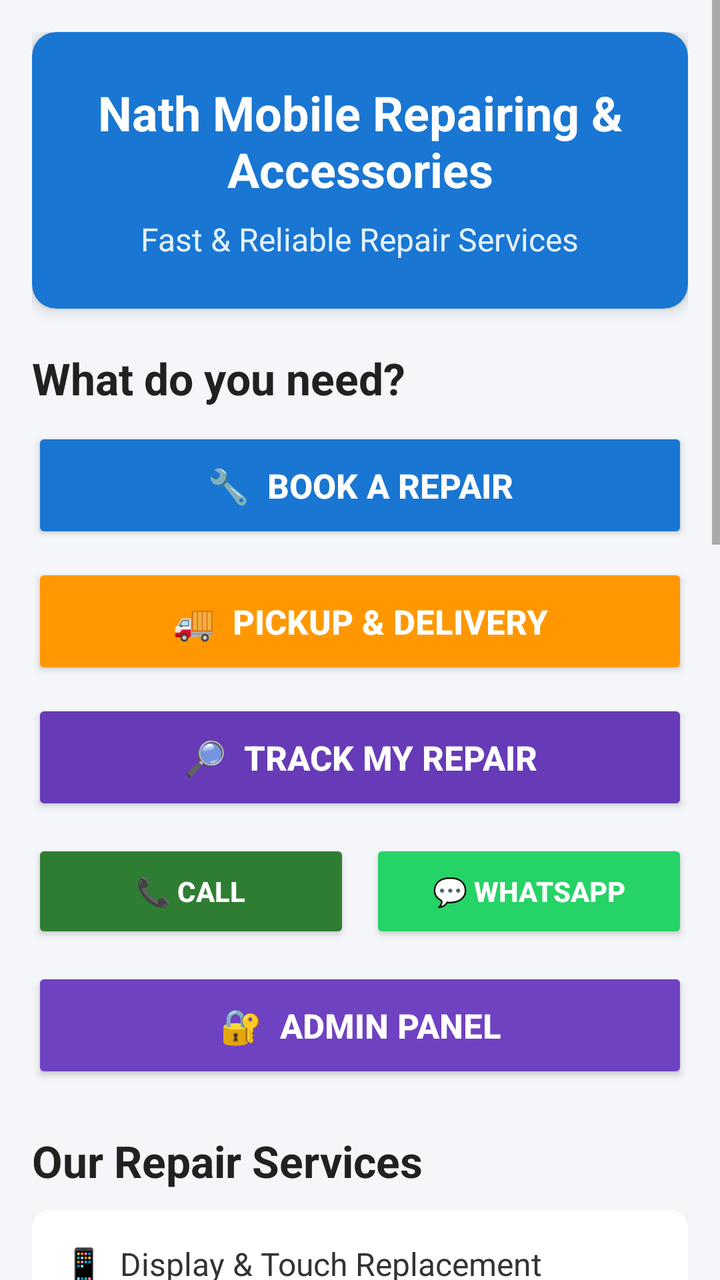
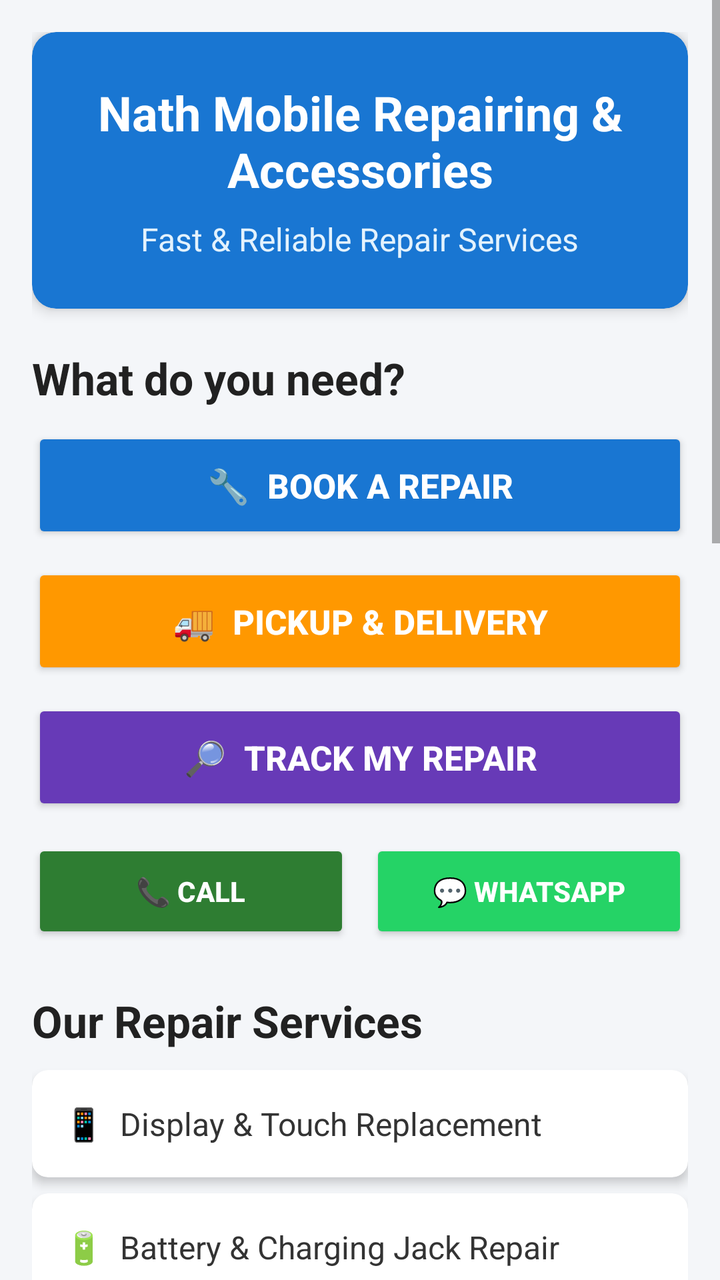

The first picture is an Android layout as it rendered before a commit; the second is the same layout after the commit. The layout source and the unified diff follow.
<!-- AndroidManifest.xml: application theme Theme.AppCompat.Light.NoActionBar -->
<!-- res/layout/activity_main.xml -->
<?xml version="1.0" encoding="utf-8"?>
<ScrollView
    xmlns:android="http://schemas.android.com/apk/res/android"
    xmlns:app="http://schemas.android.com/apk/res-auto"
    android:layout_width="match_parent"
    android:layout_height="match_parent"
    android:background="#F4F6F9">

    <LinearLayout
        android:layout_width="match_parent"
        android:layout_height="wrap_content"
        android:orientation="vertical"
        android:padding="16dp">

        

        <androidx.cardview.widget.CardView
            android:layout_width="match_parent"
            android:layout_height="wrap_content"
            app:cardBackgroundColor="#1976D2"
            app:cardCornerRadius="12dp"
            app:cardElevation="4dp">

            <LinearLayout
                android:layout_width="match_parent"
                android:layout_height="wrap_content"
                android:orientation="vertical"
                android:gravity="center"
                android:padding="24dp">

                <TextView
                    android:layout_width="wrap_content"
                    android:layout_height="wrap_content"
                    android:text="Nath Mobile Repairing &amp; Accessories"
                    android:textColor="#FFFFFF"
                    android:textSize="24sp"
                    android:textStyle="bold"
                    android:gravity="center"/>

                <TextView
                    android:layout_width="wrap_content"
                    android:layout_height="wrap_content"
                    android:layout_marginTop="8dp"
                    android:text="Fast &amp; Reliable Repair Services"
                    android:textColor="#E3F2FD"
                    android:textSize="16sp"
                    android:gravity="center"/>

            </LinearLayout>

        </androidx.cardview.widget.CardView>


        

        <TextView
            android:layout_width="wrap_content"
            android:layout_height="wrap_content"
            android:layout_marginTop="20dp"
            android:text="What do you need?"
            android:textColor="#212121"
            android:textSize="22sp"
            android:textStyle="bold"/>


        <Button
            android:id="@+id/btnBookRepair"
            android:layout_width="match_parent"
            android:layout_height="58dp"
            android:layout_marginTop="10dp"
            android:backgroundTint="#1976D2"
            android:text="🔧  BOOK A REPAIR"
            android:textColor="#FFFFFF"
            android:textSize="17sp"
            android:textStyle="bold"/>


        <Button
            android:id="@+id/btnPickupDelivery"
            android:layout_width="match_parent"
            android:layout_height="58dp"
            android:layout_marginTop="10dp"
            android:backgroundTint="#FF9800"
            android:text="🚚  PICKUP &amp; DELIVERY"
            android:textColor="#FFFFFF"
            android:textSize="17sp"
            android:textStyle="bold"/>


        <Button
            android:id="@+id/btnTrackRepair"
            android:layout_width="match_parent"
            android:layout_height="58dp"
            android:layout_marginTop="10dp"
            android:backgroundTint="#673AB7"
            android:text="🔎  TRACK MY REPAIR"
            android:textColor="#FFFFFF"
            android:textSize="17sp"
            android:textStyle="bold"/>


        

        <LinearLayout
            android:layout_width="match_parent"
            android:layout_height="wrap_content"
            android:layout_marginTop="12dp"
            android:orientation="horizontal">

            <Button
                android:id="@+id/btnCall"
                android:layout_width="0dp"
                android:layout_height="52dp"
                android:layout_weight="1"
                android:layout_marginEnd="5dp"
                android:backgroundTint="#2E7D32"
                android:text="📞 CALL"
                android:textColor="#FFFFFF"
                android:textStyle="bold"/>

            <Button
                android:id="@+id/btnWhatsapp"
                android:layout_width="0dp"
                android:layout_height="52dp"
                android:layout_weight="1"
                android:layout_marginStart="5dp"
                android:backgroundTint="#25D366"
                android:text="💬 WHATSAPP"
                android:textColor="#FFFFFF"
                android:textStyle="bold"/>

        </LinearLayout>


        

        <Button
            android:id="@+id/btnAdmin"
            android:layout_width="match_parent"
            android:layout_height="58dp"
            android:layout_marginTop="12dp"
            android:backgroundTint="#6F42C1"
            android:text="🔐  ADMIN PANEL"
            android:textColor="#FFFFFF"
            android:textSize="17sp"
            android:textStyle="bold"/>


        

        <TextView
            android:layout_width="wrap_content"
            android:layout_height="wrap_content"
            android:layout_marginTop="24dp"
            android:layout_marginBottom="10dp"
            android:text="Our Repair Services"
            android:textColor="#212121"
            android:textSize="22sp"
            android:textStyle="bold"/>


        <androidx.cardview.widget.CardView
            android:id="@+id/cardDisplay"
            android:layout_width="match_parent"
            android:layout_height="wrap_content"
            android:layout_marginBottom="8dp"
            app:cardCornerRadius="8dp"
            app:cardElevation="3dp">

            <TextView
                android:layout_width="match_parent"
                android:layout_height="wrap_content"
                android:padding="16dp"
                android:text="📱  Display &amp; Touch Replacement"
                android:textColor="#333333"
                android:textSize="16sp"/>

        </androidx.cardview.widget.CardView>


        <androidx.cardview.widget.CardView
            android:id="@+id/cardBattery"
            android:layout_width="match_parent"
            android:layout_height="wrap_content"
            android:layout_marginBottom="8dp"
            app:cardCornerRadius="8dp"
            app:cardElevation="3dp">

            <TextView
                android:layout_width="match_parent"
                android:layout_height="wrap_content"
                android:padding="16dp"
                android:text="🔋  Battery &amp; Charging Jack Repair"
                android:textColor="#333333"
                android:textSize="16sp"/>

        </androidx.cardview.widget.CardView>


        <androidx.cardview.widget.CardView
            android:id="@+id/cardWater"
            android:layout_width="match_parent"
            android:layout_height="wrap_content"
            android:layout_marginBottom="8dp"
            app:cardCornerRadius="8dp"
            app:cardElevation="3dp">

            <TextView
                android:layout_width="match_parent"
                android:layout_height="wrap_content"
                android:padding="16dp"
                android:text="💧  Water Damage &amp; Motherboard Repair"
                android:textColor="#333333"
                android:textSize="16sp"/>

        </androidx.cardview.widget.CardView>


        <androidx.cardview.widget.CardView
            android:id="@+id/cardSoftware"
            android:layout_width="match_parent"
            android:layout_height="wrap_content"
            android:layout_marginBottom="8dp"
            app:cardCornerRadius="8dp"
            app:cardElevation="3dp">

            <TextView
                android:layout_width="match_parent"
                android:layout_height="wrap_content"
                android:padding="16dp"
                android:text="🔐  Software Unlocking &amp; Flashing"
                android:textColor="#333333"
                android:textSize="16sp"/>

        </androidx.cardview.widget.CardView>


        <androidx.cardview.widget.CardView
            android:id="@+id/cardAccessories"
            android:layout_width="match_parent"
            android:layout_height="wrap_content"
            android:layout_marginBottom="8dp"
            app:cardCornerRadius="8dp"
            app:cardElevation="3dp">

            <TextView
                android:layout_width="match_parent"
                android:layout_height="wrap_content"
                android:padding="16dp"
                android:text="🎧  Mobile Accessories, Covers &amp; Glass"
                android:textColor="#333333"
                android:textSize="16sp"/>

        </androidx.cardview.widget.CardView>


        

        <TextView
            android:layout_width="wrap_content"
            android:layout_height="wrap_content"
            android:layout_marginTop="20dp"
            android:layout_marginBottom="10dp"
            android:text="📱 We Repair All Brands"
            android:textColor="#212121"
            android:textSize="22sp"
            android:textStyle="bold"/>


        <androidx.cardview.widget.CardView
            android:layout_width="match_parent"
            android:layout_height="wrap_content"
            app:cardCornerRadius="10dp"
            app:cardElevation="3dp">

            <LinearLayout
                android:layout_width="match_parent"
                android:layout_height="wrap_content"
                android:orientation="vertical"
                android:padding="12dp">

                <TextView
                    android:layout_width="match_parent"
                    android:layout_height="wrap_content"
                    android:gravity="center"
                    android:padding="10dp"
                    android:text="Samsung     •     iPhone"
                    android:textColor="#333333"
                    android:textSize="17sp"
                    android:textStyle="bold"/>

                <TextView
                    android:layout_width="match_parent"
                    android:layout_height="wrap_content"
                    android:gravity="center"
                    android:padding="10dp"
                    android:text="Vivo          •     Oppo"
                    android:textColor="#333333"
                    android:textSize="17sp"
                    android:textStyle="bold"/>

                <TextView
                    android:layout_width="match_parent"
                    android:layout_height="wrap_content"
                    android:gravity="center"
                    android:padding="10dp"
                    android:text="Xiaomi        •     OnePlus"
                    android:textColor="#333333"
                    android:textSize="17sp"
                    android:textStyle="bold"/>

                <TextView
                    android:layout_width="match_parent"
                    android:layout_height="wrap_content"
                    android:gravity="center"
                    android:padding="10dp"
                    android:text="Realme       •     Redmi"
                    android:textColor="#333333"
                    android:textSize="17sp"
                    android:textStyle="bold"/>

                <TextView
                    android:layout_width="match_parent"
                    android:layout_height="wrap_content"
                    android:gravity="center"
                    android:padding="10dp"
                    android:text="Motorola     •     Nokia"
                    android:textColor="#333333"
                    android:textSize="17sp"
                    android:textStyle="bold"/>

            </LinearLayout>

        </androidx.cardview.widget.CardView>


        

        <TextView
            android:layout_width="wrap_content"
            android:layout_height="wrap_content"
            android:layout_marginTop="20dp"
            android:layout_marginBottom="10dp"
            android:text="Why Choose Us?"
            android:textColor="#212121"
            android:textSize="22sp"
            android:textStyle="bold"/>


        <androidx.cardview.widget.CardView
            android:layout_width="match_parent"
            android:layout_height="wrap_content"
            app:cardCornerRadius="10dp"
            app:cardElevation="3dp">

            <LinearLayout
                android:layout_width="match_parent"
                android:layout_height="wrap_content"
                android:orientation="horizontal"
                android:padding="12dp">

                <TextView
                    android:layout_width="0dp"
                    android:layout_height="wrap_content"
                    android:layout_weight="1"
                    android:gravity="center"
                    android:text="⚡&#10;30-Min&#10;Repair"
                    android:textColor="#222222"
                    android:textSize="14sp"
                    android:textStyle="bold"/>

                <TextView
                    android:layout_width="0dp"
                    android:layout_height="wrap_content"
                    android:layout_weight="1"
                    android:gravity="center"
                    android:text="🛡️&#10;30 Days&#10;Warranty"
                    android:textColor="#222222"
                    android:textSize="14sp"
                    android:textStyle="bold"/>

                <TextView
                    android:layout_width="0dp"
                    android:layout_height="wrap_content"
                    android:layout_weight="1"
                    android:gravity="center"
                    android:text="🔒&#10;Data Safe"
                    android:textColor="#222222"
                    android:textSize="14sp"
                    android:textStyle="bold"/>

            </LinearLayout>

        </androidx.cardview.widget.CardView>


        

        <androidx.cardview.widget.CardView
            android:id="@+id/cardShop"
            android:layout_width="match_parent"
            android:layout_height="wrap_content"
            android:layout_marginTop="16dp"
            android:layout_marginBottom="20dp"
            app:cardCornerRadius="10dp"
            app:cardElevation="3dp">

            <LinearLayout
                android:layout_width="match_parent"
                android:layout_height="wrap_content"
                android:orientation="vertical"
                android:padding="16dp">

                <TextView
                    android:layout_width="wrap_content"
                    android:layout_height="wrap_content"
                    android:text="📍 Visit Our Shop"
                    android:textColor="#1976D2"
                    android:textSize="20sp"
                    android:textStyle="bold"/>

                <TextView
                    android:layout_width="wrap_content"
                    android:layout_height="wrap_content"
                    android:layout_marginTop="6dp"
                    android:text="Open All Days: 9:00 AM - 9:00 PM"
                    android:textColor="#666666"
                    android:textSize="14sp"/>

                <TextView
                    android:layout_width="wrap_content"
                    android:layout_height="wrap_content"
                    android:layout_marginTop="4dp"
                    android:text="Pickup &amp; Delivery Available"
                    android:textColor="#1976D2"
                    android:textSize="14sp"
                    android:textStyle="bold"/>

            </LinearLayout>

        </androidx.cardview.widget.CardView>

    </LinearLayout>

</ScrollView>
<!-- resources referenced by this layout -->
<resources>

</resources>

<!-- the commit's change to res/layout/activity_main.xml (unified diff, before → after) -->
@@ -63,6 +63,8 @@
             android:textStyle="bold"/>
 
 
+        
+
         <Button
             android:id="@+id/btnBookRepair"
             android:layout_width="match_parent"
@@ -75,6 +77,8 @@
             android:textStyle="bold"/>
 
 
+        
+
         <Button
             android:id="@+id/btnPickupDelivery"
             android:layout_width="match_parent"
@@ -86,6 +90,8 @@
             android:textSize="17sp"
             android:textStyle="bold"/>
 
+
+        
 
         <Button
             android:id="@+id/btnTrackRepair"
@@ -134,20 +140,6 @@
 
         
 
-        <Button
-            android:id="@+id/btnAdmin"
-            android:layout_width="match_parent"
-            android:layout_height="58dp"
-            android:layout_marginTop="12dp"
-            android:backgroundTint="#6F42C1"
-            android:text="🔐  ADMIN PANEL"
-            android:textColor="#FFFFFF"
-            android:textSize="17sp"
-            android:textStyle="bold"/>
-
-
-        
-
         <TextView
             android:layout_width="wrap_content"
             android:layout_height="wrap_content"
@@ -159,6 +151,8 @@
             android:textStyle="bold"/>
 
 
+        
+
         <androidx.cardview.widget.CardView
             android:id="@+id/cardDisplay"
             android:layout_width="match_parent"
@@ -178,6 +172,8 @@
         </androidx.cardview.widget.CardView>
 
 
+        
+
         <androidx.cardview.widget.CardView
             android:id="@+id/cardBattery"
             android:layout_width="match_parent"
@@ -197,6 +193,8 @@
         </androidx.cardview.widget.CardView>
 
 
+        
+
         <androidx.cardview.widget.CardView
             android:id="@+id/cardWater"
             android:layout_width="match_parent"
@@ -216,6 +214,8 @@
         </androidx.cardview.widget.CardView>
 
 
+        
+
         <androidx.cardview.widget.CardView
             android:id="@+id/cardSoftware"
             android:layout_width="match_parent"
@@ -234,6 +234,8 @@
 
         </androidx.cardview.widget.CardView>
 
+
+        
 
         <androidx.cardview.widget.CardView
             android:id="@+id/cardAccessories"
@@ -401,7 +403,7 @@
             android:layout_width="match_parent"
             android:layout_height="wrap_content"
             android:layout_marginTop="16dp"
-            android:layout_marginBottom="20dp"
+            android:layout_marginBottom="10dp"
             app:cardCornerRadius="10dp"
             app:cardElevation="3dp">
 
@@ -440,6 +442,22 @@
 
         </androidx.cardview.widget.CardView>
 
+
+        
+
+        <Button
+            android:id="@+id/btnAdmin"
+            android:layout_width="match_parent"
+            android:layout_height="58dp"
+            android:layout_marginTop="5dp"
+            android:layout_marginBottom="20dp"
+            android:backgroundTint="#6F42C1"
+            android:text="🔐  ADMIN PANEL"
+            android:textColor="#FFFFFF"
+            android:textSize="17sp"
+            android:textStyle="bold"/>
+
+
     </LinearLayout>
 
 </ScrollView>
